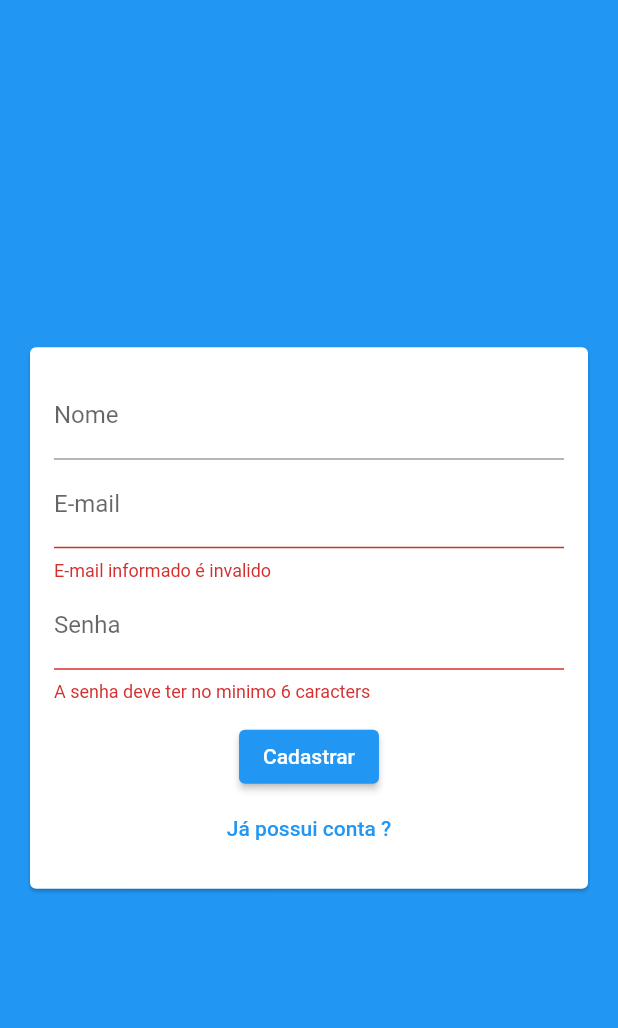
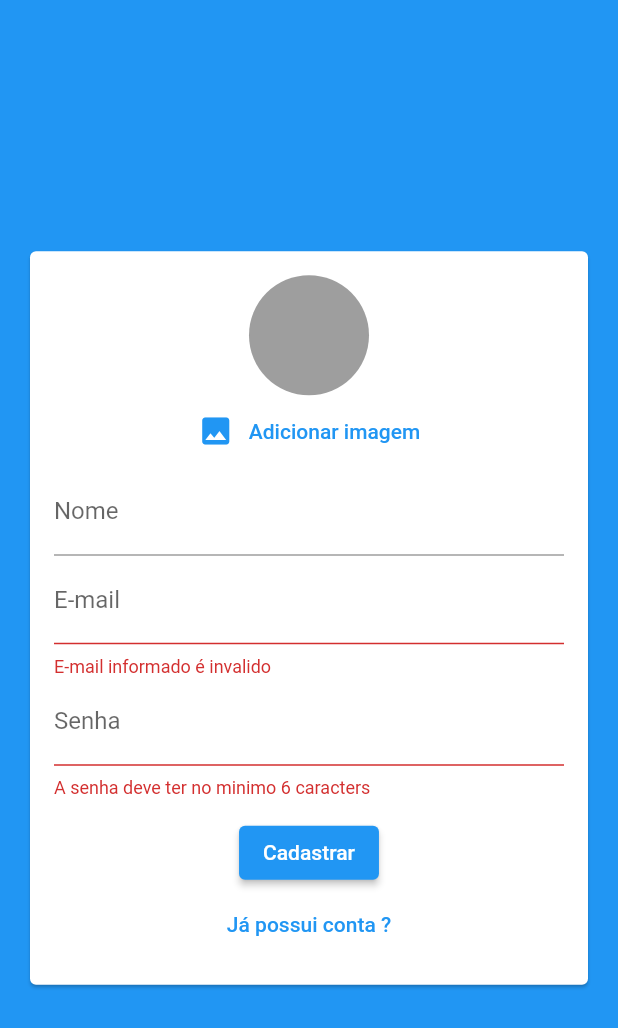
Before and after one commit to 9reis/chat_ll__flutter, a Flutter app: the screen it shows after launch, after a tap on "Entrar", after a tap on "Cria uma nova conta ?", on a phone screen of 412 x 824 dp. Shown: the top 1028 px of the screen. Run offline on Flutter 3.47's test engine with Material 2 defaults, Android fonts, the phone set to English and light mode, and no system bars; our stand-ins replace image_picker.

Commit message:
Auth pag #6 - Selecionando IMG

```diff
--- a/lib/components/auth_form.dart
+++ b/lib/components/auth_form.dart
@@ -1,3 +1,6 @@
+import 'dart:io';
+
+import 'package:chat_ll__flutter/components/user_image_picker.dart';
 import 'package:chat_ll__flutter/models/auth_form_data.dart';
 import 'package:flutter/material.dart';
 import 'package:flutter/src/widgets/framework.dart';
@@ -27,6 +30,10 @@ class _AuthFormState extends State<AuthForm> {
           key: _formKey,
           child: Column(
             children: [
+              if (_formData.isSignup)
+                UserImagePicker(
+                  onImagePick: _handleImagePick,
+                ),
               if (_formData.isSignup)
                 TextFormField(
                   // Valor inicial para o campo
@@ -94,11 +101,28 @@ class _AuthFormState extends State<AuthForm> {
     );
   }
 
+  //Será chamado quando a img for selecionada
+  void _handleImagePick(File image) {
+    _formData.image = image;
+  }
+
+  // Mostra a msg de erro
+  void _showError(String msg) {
+    ScaffoldMessenger.of(context).showSnackBar(SnackBar(
+      content: Text(msg),
+      backgroundColor: Theme.of(context).errorColor,
+    ));
+  }
+
   void _submit() {
     //Valida o formulario
     final isValid = _formKey.currentState?.validate() ?? false;
     if (!isValid) return;
 
+    if (_formData.image == null && _formData.isSignup) {
+      return _showError('Imagem não selecionada');
+    }
+
     widget.onSubmit(_formData);
   }
 }
--- /dev/null
+++ b/lib/components/user_image_picker.dart
@@ -0,0 +1,70 @@
+import 'dart:io';
+
+import 'package:flutter/material.dart';
+import 'package:image_picker/image_picker.dart';
+
+class UserImagePicker extends StatefulWidget {
+  const UserImagePicker({Key? key, required this.onImagePick})
+      : super(key: key);
+
+  final void Function(File image) onImagePick;
+
+  @override
+  State<UserImagePicker> createState() => _UserImagePickerState();
+}
+
+class _UserImagePickerState extends State<UserImagePicker> {
+  // Estado que vai mudar sempre que selecionar uma img
+  File? _image;
+
+  // Vai possuir a logica para obter um arq
+  @override
+  Widget build(BuildContext context) {
+    return Column(
+      children: [
+        CircleAvatar(
+          radius: 40,
+          backgroundColor: Colors.grey,
+          backgroundImage: _image != null ? FileImage(_image!) : null,
+        ),
+        TextButton(
+          child: Row(
+            mainAxisAlignment: MainAxisAlignment.center,
+            children: [
+              Icon(
+                Icons.image,
+                color: Theme.of(context).primaryColor,
+              ),
+              const SizedBox(width: 10),
+              const Text('Adicionar imagem'),
+            ],
+          ),
+          onPressed: _pickImage,
+        )
+      ],
+    );
+  }
+
+  //Metodo que vai selecionar a imagem
+  Future<void> _pickImage() async {
+    final picker = ImagePicker();
+    // Pega a imagem
+    final pickedImage = await picker.pickImage(
+      source: ImageSource.gallery,
+      //Diminui a qualidade da imagem
+      // Para não ocupar muito espaço no Firebase
+      imageQuality: 50,
+      maxWidth: 150,
+    );
+
+    if (pickedImage != null) {
+      // Cria um arq a partir da imagem selecionada
+      setState(() {
+        _image = File(pickedImage.path);
+      });
+
+      //Notifica o comp pai que a img foi selecionada
+      widget.onImagePick(_image!);
+    }
+  }
+}
```
